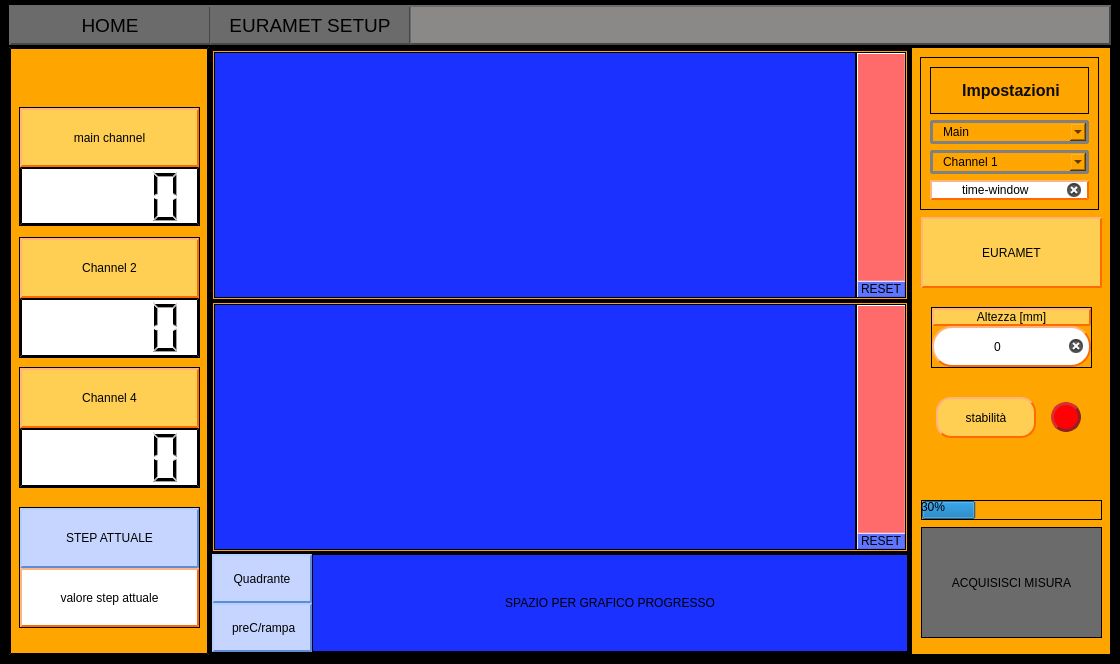
Qt form Qt Creator/Mainwindow_grafico.ui (Mixer97/tesi_triennale) before a commit.
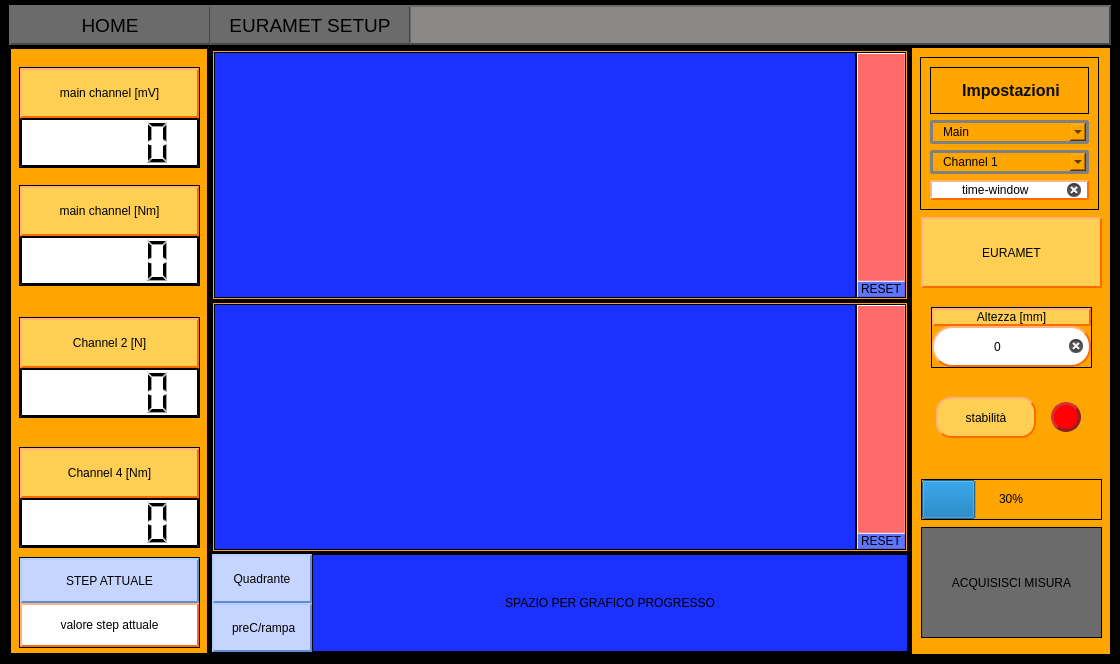
The same form after that commit. Custom widgets are drawn as their Qt base class.

What changed in the file:
```diff
--- a/Qt Creator/Mainwindow_grafico.ui
+++ b/Qt Creator/Mainwindow_grafico.ui
@@ -84,9 +84,9 @@
           <property name="geometry">
            <rect>
             <x>10</x>
-            <y>190</y>
+            <y>270</y>
             <width>181</width>
-            <height>121</height>
+            <height>101</height>
            </rect>
           </property>
           <property name="styleSheet">
@@ -128,7 +128,7 @@
 </string>
              </property>
              <property name="text">
-              <string>Channel 2</string>
+              <string>Channel 2 [N]</string>
              </property>
              <property name="alignment">
               <set>Qt::AlignCenter</set>
@@ -157,9 +157,9 @@
           <property name="geometry">
            <rect>
             <x>10</x>
-            <y>320</y>
+            <y>400</y>
             <width>181</width>
-            <height>121</height>
+            <height>101</height>
            </rect>
           </property>
           <property name="styleSheet">
@@ -201,7 +201,7 @@
 </string>
              </property>
              <property name="text">
-              <string>Channel 4</string>
+              <string>Channel 4 [Nm]</string>
              </property>
              <property name="alignment">
               <set>Qt::AlignCenter</set>
@@ -230,9 +230,9 @@
           <property name="geometry">
            <rect>
             <x>10</x>
-            <y>60</y>
+            <y>138</y>
             <width>181</width>
-            <height>119</height>
+            <height>101</height>
            </rect>
           </property>
           <property name="styleSheet">
@@ -280,7 +280,7 @@
 </string>
              </property>
              <property name="text">
-              <string>main channel</string>
+              <string>main channel [Nm]</string>
              </property>
              <property name="alignment">
               <set>Qt::AlignCenter</set>
@@ -309,9 +309,9 @@
           <property name="geometry">
            <rect>
             <x>10</x>
-            <y>460</y>
+            <y>510</y>
             <width>181</width>
-            <height>121</height>
+            <height>91</height>
            </rect>
           </property>
           <property name="styleSheet">
@@ -385,6 +385,85 @@
            </item>
           </layout>
          </widget>
+         <widget class="QFrame" name="frame_21">
+          <property name="geometry">
+           <rect>
+            <x>10</x>
+            <y>20</y>
+            <width>181</width>
+            <height>101</height>
+           </rect>
+          </property>
+          <property name="styleSheet">
+           <string notr="true">border-width: 1px</string>
+          </property>
+          <property name="frameShape">
+           <enum>QFrame::StyledPanel</enum>
+          </property>
+          <property name="frameShadow">
+           <enum>QFrame::Raised</enum>
+          </property>
+          <layout class="QVBoxLayout" name="verticalLayout_15">
+           <property name="spacing">
+            <number>0</number>
+           </property>
+           <property name="leftMargin">
+            <number>0</number>
+           </property>
+           <property name="topMargin">
+            <number>0</number>
+           </property>
+           <property name="rightMargin">
+            <number>0</number>
+           </property>
+           <property name="bottomMargin">
+            <number>0</number>
+           </property>
+           <item>
+            <widget class="QLabel" name="label_main_mV">
+             <property name="sizePolicy">
+              <sizepolicy hsizetype="Preferred" vsizetype="Preferred">
+               <horstretch>0</horstretch>
+               <verstretch>0</verstretch>
+              </sizepolicy>
+             </property>
+             <property name="styleSheet">
+              <string notr="true">QLabel{
+	background-color:rgb(255, 207, 84); 
+	border-style: outset;
+    border-width: 2px;
+    border-color: rgb(255, 106, 0);
+	border-radius: 0px;
+	color: rgb(0,0,0);
+}
+</string>
+             </property>
+             <property name="text">
+              <string>main channel [mV]</string>
+             </property>
+             <property name="alignment">
+              <set>Qt::AlignCenter</set>
+             </property>
+            </widget>
+           </item>
+           <item>
+            <widget class="QLCDNumber" name="lcdNumber_main_mV">
+             <property name="styleSheet">
+              <string notr="true">QWidget {
+	background-color:white; 
+	border-style: outset;
+    border-width: 2px;
+    border-color: black;
+}
+QLCDNumber{
+	color: rgb(0,0,0);
+}
+</string>
+             </property>
+            </widget>
+           </item>
+          </layout>
+         </widget>
         </widget>
        </item>
        <item>
@@ -1977,14 +2056,20 @@
           <property name="geometry">
            <rect>
             <x>10</x>
-            <y>453</y>
+            <y>432</y>
             <width>181</width>
-            <height>20</height>
+            <height>41</height>
            </rect>
           </property>
+          <property name="styleSheet">
+           <string notr="true">color: rgb(0, 0, 1);</string>
+          </property>
           <property name="value">
            <number>30</number>
           </property>
+          <property name="alignment">
+           <set>Qt::AlignCenter</set>
+          </property>
           <property name="orientation">
            <enum>Qt::Horizontal</enum>
           </property>
```
Left out of the diff: 16 changed lines with no effect on the pictures.
